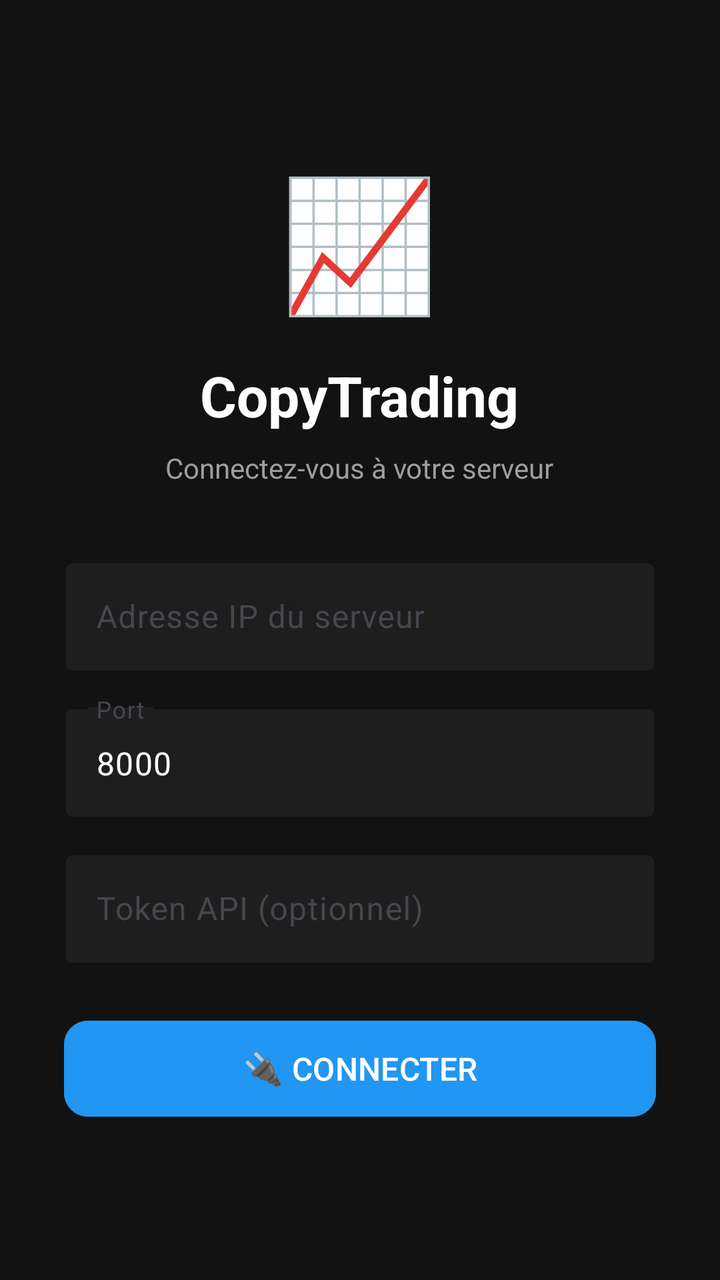
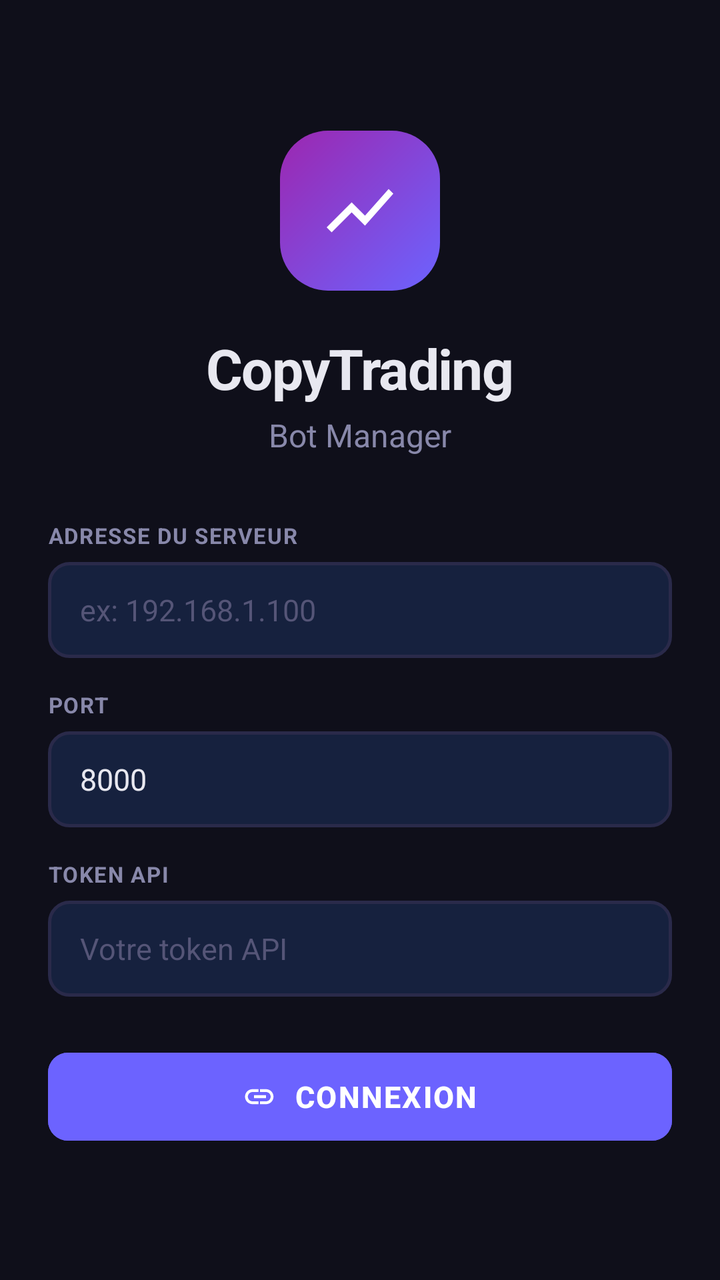

Compare the two renders of this Android layout. The source of the first and the diff that turns it into the second are given below.
<!-- AndroidManifest.xml: application theme AppTheme -->
<!-- res/layout/activity_setup.xml -->
<?xml version="1.0" encoding="utf-8"?>
<LinearLayout xmlns:android="http://schemas.android.com/apk/res/android"
    xmlns:app="http://schemas.android.com/apk/res-auto"
    android:layout_width="match_parent"
    android:layout_height="match_parent"
    android:background="@color/background"
    android:gravity="center"
    android:orientation="vertical"
    android:padding="32dp">

    <TextView
        android:layout_width="wrap_content"
        android:layout_height="wrap_content"
        android:text="📈"
        android:textSize="64sp"
        android:layout_marginBottom="16dp"/>

    <TextView
        android:layout_width="wrap_content"
        android:layout_height="wrap_content"
        android:text="CopyTrading"
        android:textColor="@color/text_primary"
        android:textSize="28sp"
        android:textStyle="bold"
        android:layout_marginBottom="8dp"/>

    <TextView
        android:layout_width="wrap_content"
        android:layout_height="wrap_content"
        android:text="Connectez-vous à votre serveur"
        android:textColor="@color/text_secondary"
        android:textSize="14sp"
        android:layout_marginBottom="32dp"/>

    <com.google.android.material.textfield.TextInputLayout
        android:layout_width="match_parent"
        android:layout_height="wrap_content"
        android:layout_marginBottom="12dp"
        android:hint="Adresse IP du serveur"
        app:boxBackgroundColor="@color/card_background"
        app:boxStrokeColor="@color/primary"
        app:hintTextColor="@color/text_secondary">

        <com.google.android.material.textfield.TextInputEditText
            android:id="@+id/etHost"
            android:layout_width="match_parent"
            android:layout_height="wrap_content"
            android:inputType="text"
            android:textColor="@color/text_primary"
            android:hint="ex: 123.45.67.89"/>
    </com.google.android.material.textfield.TextInputLayout>

    <com.google.android.material.textfield.TextInputLayout
        android:layout_width="match_parent"
        android:layout_height="wrap_content"
        android:layout_marginBottom="12dp"
        android:hint="Port"
        app:boxBackgroundColor="@color/card_background"
        app:boxStrokeColor="@color/primary"
        app:hintTextColor="@color/text_secondary">

        <com.google.android.material.textfield.TextInputEditText
            android:id="@+id/etPort"
            android:layout_width="match_parent"
            android:layout_height="wrap_content"
            android:inputType="number"
            android:textColor="@color/text_primary"
            android:text="8000"/>
    </com.google.android.material.textfield.TextInputLayout>

    <com.google.android.material.textfield.TextInputLayout
        android:layout_width="match_parent"
        android:layout_height="wrap_content"
        android:layout_marginBottom="24dp"
        android:hint="Token API (optionnel)"
        app:boxBackgroundColor="@color/card_background"
        app:boxStrokeColor="@color/primary"
        app:hintTextColor="@color/text_secondary">

        <com.google.android.material.textfield.TextInputEditText
            android:id="@+id/etToken"
            android:layout_width="match_parent"
            android:layout_height="wrap_content"
            android:inputType="textPassword"
            android:textColor="@color/text_primary"/>
    </com.google.android.material.textfield.TextInputLayout>

    <com.google.android.material.button.MaterialButton
        android:id="@+id/btnConnect"
        android:layout_width="match_parent"
        android:layout_height="56dp"
        android:text="🔌 CONNECTER"
        android:textSize="16sp"
        android:backgroundTint="@color/primary"
        app:cornerRadius="12dp"/>

    <ProgressBar
        android:id="@+id/progressBar"
        android:layout_width="wrap_content"
        android:layout_height="wrap_content"
        android:layout_marginTop="16dp"
        android:visibility="gone"/>

    <TextView
        android:id="@+id/tvStatus"
        android:layout_width="wrap_content"
        android:layout_height="wrap_content"
        android:layout_marginTop="12dp"
        android:textColor="@color/text_secondary"
        android:textSize="14sp"
        android:visibility="gone"/>

</LinearLayout>
<!-- resources referenced by this layout -->
<resources>
  <color name="background">#121212</color>
  <color name="card_background">#1E1E1E</color>
  <color name="primary">#2196F3</color>
  <color name="text_primary">#FFFFFF</color>
  <color name="text_secondary">#9E9E9E</color>
  <style name="AppTheme" parent="Theme.Material3.DayNight.NoActionBar">
          <item name="colorPrimary">@color/primary</item>
          <item name="colorPrimaryDark">@color/primary_dark</item>
          <item name="colorAccent">@color/accent</item>
          <item name="android:windowBackground">@color/background</item>
          <item name="android:statusBarColor">@color/background</item>
          <item name="android:navigationBarColor">@color/background</item>
      </style>
  <color name="primary_dark">#1976D2</color>
  <color name="accent">#FF9800</color>
</resources>

<!-- the commit's change to res/layout/activity_setup.xml (unified diff, before → after) -->
@@ -6,15 +6,28 @@
     android:background="@color/background"
     android:gravity="center"
     android:orientation="vertical"
-    android:padding="32dp">
+    android:padding="24dp">
 
-    <TextView
-        android:layout_width="wrap_content"
-        android:layout_height="wrap_content"
-        android:text="📈"
-        android:textSize="64sp"
-        android:layout_marginBottom="16dp"/>
+    
+    <FrameLayout
+        android:layout_width="80dp"
+        android:layout_height="80dp"
+        android:layout_marginBottom="20dp">
 
+        <View
+            android:layout_width="80dp"
+            android:layout_height="80dp"
+            android:background="@drawable/bg_logo" />
+
+        <ImageView
+            android:layout_width="40dp"
+            android:layout_height="40dp"
+            android:layout_gravity="center"
+            android:src="@drawable/ic_logo"
+            app:tint="@android:color/white" />
+    </FrameLayout>
+
+    
     <TextView
         android:layout_width="wrap_content"
         android:layout_height="wrap_content"
@@ -22,92 +35,129 @@
         android:textColor="@color/text_primary"
         android:textSize="28sp"
         android:textStyle="bold"
-        android:layout_marginBottom="8dp"/>
+        android:letterSpacing="-0.02"
+        android:layout_marginBottom="4dp" />
 
     <TextView
         android:layout_width="wrap_content"
         android:layout_height="wrap_content"
-        android:text="Connectez-vous à votre serveur"
+        android:text="Bot Manager"
         android:textColor="@color/text_secondary"
-        android:textSize="14sp"
-        android:layout_marginBottom="32dp"/>
+        android:textSize="16sp"
+        android:layout_marginBottom="32dp" />
 
-    <com.google.android.material.textfield.TextInputLayout
+    
+    <LinearLayout
         android:layout_width="match_parent"
         android:layout_height="wrap_content"
-        android:layout_marginBottom="12dp"
-        android:hint="Adresse IP du serveur"
-        app:boxBackgroundColor="@color/card_background"
-        app:boxStrokeColor="@color/primary"
-        app:hintTextColor="@color/text_secondary">
+        android:orientation="vertical">
 
-        <com.google.android.material.textfield.TextInputEditText
+        
+        <TextView
+            android:layout_width="wrap_content"
+            android:layout_height="wrap_content"
+            android:text="ADRESSE DU SERVEUR"
+            android:textColor="@color/text_secondary"
+            android:textSize="11sp"
+            android:textStyle="bold"
+            android:letterSpacing="0.05"
+            android:layout_marginBottom="6dp" />
+
+        <EditText
             android:id="@+id/etHost"
             android:layout_width="match_parent"
-            android:layout_height="wrap_content"
+            android:layout_height="48dp"
+            android:background="@drawable/bg_input"
+            android:paddingHorizontal="16dp"
             android:inputType="text"
             android:textColor="@color/text_primary"
-            android:hint="ex: 123.45.67.89"/>
-    </com.google.android.material.textfield.TextInputLayout>
+            android:textColorHint="@color/text_muted"
+            android:textSize="15sp"
+            android:hint="ex: 192.168.1.100"
+            android:layout_marginBottom="16dp" />
 
-    <com.google.android.material.textfield.TextInputLayout
-        android:layout_width="match_parent"
-        android:layout_height="wrap_content"
-        android:layout_marginBottom="12dp"
-        android:hint="Port"
-        app:boxBackgroundColor="@color/card_background"
-        app:boxStrokeColor="@color/primary"
-        app:hintTextColor="@color/text_secondary">
+        
+        <TextView
+            android:layout_width="wrap_content"
+            android:layout_height="wrap_content"
+            android:text="PORT"
+            android:textColor="@color/text_secondary"
+            android:textSize="11sp"
+            android:textStyle="bold"
+            android:letterSpacing="0.05"
+            android:layout_marginBottom="6dp" />
 
-        <com.google.android.material.textfield.TextInputEditText
+        <EditText
             android:id="@+id/etPort"
             android:layout_width="match_parent"
-            android:layout_height="wrap_content"
+            android:layout_height="48dp"
+            android:background="@drawable/bg_input"
+            android:paddingHorizontal="16dp"
             android:inputType="number"
             android:textColor="@color/text_primary"
-            android:text="8000"/>
-    </com.google.android.material.textfield.TextInputLayout>
+            android:textColorHint="@color/text_muted"
+            android:textSize="15sp"
+            android:text="8000"
+            android:layout_marginBottom="16dp" />
 
-    <com.google.android.material.textfield.TextInputLayout
-        android:layout_width="match_parent"
-        android:layout_height="wrap_content"
-        android:layout_marginBottom="24dp"
-        android:hint="Token API (optionnel)"
-        app:boxBackgroundColor="@color/card_background"
-        app:boxStrokeColor="@color/primary"
-        app:hintTextColor="@color/text_secondary">
+        
+        <TextView
+            android:layout_width="wrap_content"
+            android:layout_height="wrap_content"
+            android:text="TOKEN API"
+            android:textColor="@color/text_secondary"
+            android:textSize="11sp"
+            android:textStyle="bold"
+            android:letterSpacing="0.05"
+            android:layout_marginBottom="6dp" />
 
-        <com.google.android.material.textfield.TextInputEditText
+        <EditText
             android:id="@+id/etToken"
             android:layout_width="match_parent"
+            android:layout_height="48dp"
+            android:background="@drawable/bg_input"
+            android:paddingHorizontal="16dp"
+            android:inputType="textPassword"
+            android:textColor="@color/text_primary"
+            android:textColorHint="@color/text_muted"
+            android:textSize="15sp"
+            android:hint="Votre token API"
+            android:layout_marginBottom="24dp" />
+
+        
+        <com.google.android.material.button.MaterialButton
+            android:id="@+id/btnConnect"
+            android:layout_width="match_parent"
+            android:layout_height="52dp"
+            android:text="CONNEXION"
+            android:textSize="15sp"
+            android:textStyle="bold"
+            android:letterSpacing="0.05"
+            android:backgroundTint="@color/primary"
+            app:cornerRadius="10dp"
+            app:icon="@drawable/ic_link"
+            app:iconGravity="textStart"
+            app:iconPadding="8dp" />
+
+        
+        <TextView
+            android:id="@+id/tvStatus"
+            android:layout_width="wrap_content"
             android:layout_height="wrap_content"
-            android:inputType="textPassword"
-            android:textColor="@color/text_primary"/>
-    </com.google.android.material.textfield.TextInputLayout>
+            android:layout_gravity="center"
+            android:layout_marginTop="16dp"
+            android:textColor="@color/text_secondary"
+            android:textSize="14sp"
+            android:visibility="gone" />
 
-    <com.google.android.material.button.MaterialButton
-        android:id="@+id/btnConnect"
-        android:layout_width="match_parent"
-        android:layout_height="56dp"
-        android:text="🔌 CONNECTER"
-        android:textSize="16sp"
-        android:backgroundTint="@color/primary"
-        app:cornerRadius="12dp"/>
+        <ProgressBar
+            android:id="@+id/progressBar"
+            android:layout_width="wrap_content"
+            android:layout_height="wrap_content"
+            android:layout_gravity="center"
+            android:layout_marginTop="12dp"
+            android:visibility="gone" />
 
-    <ProgressBar
-        android:id="@+id/progressBar"
-        android:layout_width="wrap_content"
-        android:layout_height="wrap_content"
-        android:layout_marginTop="16dp"
-        android:visibility="gone"/>
-
-    <TextView
-        android:id="@+id/tvStatus"
-        android:layout_width="wrap_content"
-        android:layout_height="wrap_content"
-        android:layout_marginTop="12dp"
-        android:textColor="@color/text_secondary"
-        android:textSize="14sp"
-        android:visibility="gone"/>
+    </LinearLayout>
 
 </LinearLayout>
<!-- resource entries referenced after the edit -->
@@ -1,10 +1,52 @@
 <!-- resources referenced by this layout -->
 <resources>
-  <color name="background">#121212</color>
-  <color name="card_background">#1E1E1E</color>
-  <color name="primary">#2196F3</color>
-  <color name="text_primary">#FFFFFF</color>
-  <color name="text_secondary">#9E9E9E</color>
+  <color name="background">#0F0F1A</color>
+  <color name="primary">#6C63FF</color>
+  <color name="text_muted">#555577</color>
+  <color name="text_primary">#E8E8F0</color>
+  <color name="text_secondary">#8888AA</color>
+  <!-- drawable bg_input (drawable) -->
+  <?xml version="1.0" encoding="utf-8"?>
+  <shape xmlns:android="http://schemas.android.com/apk/res/android"
+      android:shape="rectangle">
+      <solid android:color="#16213E" />
+      <stroke
+          android:width="1.5dp"
+          android:color="#2A2A4A" />
+      <corners android:radius="10dp" />
+  </shape>
+  <!-- drawable bg_logo (drawable) -->
+  <?xml version="1.0" encoding="utf-8"?>
+  <shape xmlns:android="http://schemas.android.com/apk/res/android"
+      android:shape="rectangle">
+      <gradient
+          android:startColor="#6C63FF"
+          android:endColor="#9C27B0"
+          android:angle="135" />
+      <corners android:radius="24dp" />
+  </shape>
+  <!-- drawable ic_link (drawable) -->
+  <?xml version="1.0" encoding="utf-8"?>
+  <vector xmlns:android="http://schemas.android.com/apk/res/android"
+      android:width="24dp"
+      android:height="24dp"
+      android:viewportWidth="24"
+      android:viewportHeight="24">
+      <path
+          android:fillColor="#FFFFFF"
+          android:pathData="M3.9,12c0,-1.71 1.39,-3.1 3.1,-3.1h4V7H7c-2.76,0 -5,2.24 -5,5s2.24,5 5,5h4v-1.9H7c-1.71,0 -3.1,-1.39 -3.1,-3.1zM8,13h8v-2H8v2zM16,7h-4v1.9h4c1.71,0 3.1,1.39 3.1,3.1s-1.39,3.1 -3.1,3.1h-4V17h4c2.76,0 5,-2.24 5,-5s-2.24,-5 -5,-5z" />
+  </vector>
+  <!-- drawable ic_logo (drawable) -->
+  <?xml version="1.0" encoding="utf-8"?>
+  <vector xmlns:android="http://schemas.android.com/apk/res/android"
+      android:width="40dp"
+      android:height="40dp"
+      android:viewportWidth="24"
+      android:viewportHeight="24">
+      <path
+          android:fillColor="#FFFFFF"
+          android:pathData="M3.5,18.49l6,-6.01 4,4L22,6.92l-1.41,-1.41 -7.09,7.97 -4,-4L2,16.99z" />
+  </vector>
   <style name="AppTheme" parent="Theme.Material3.DayNight.NoActionBar">
           <item name="colorPrimary">@color/primary</item>
           <item name="colorPrimaryDark">@color/primary_dark</item>
@@ -13,7 +55,7 @@
           <item name="android:statusBarColor">@color/background</item>
           <item name="android:navigationBarColor">@color/background</item>
       </style>
-  <color name="primary_dark">#1976D2</color>
+  <color name="primary_dark">#5A52E0</color>
   <color name="accent">#FF9800</color>
 </resources>
 
